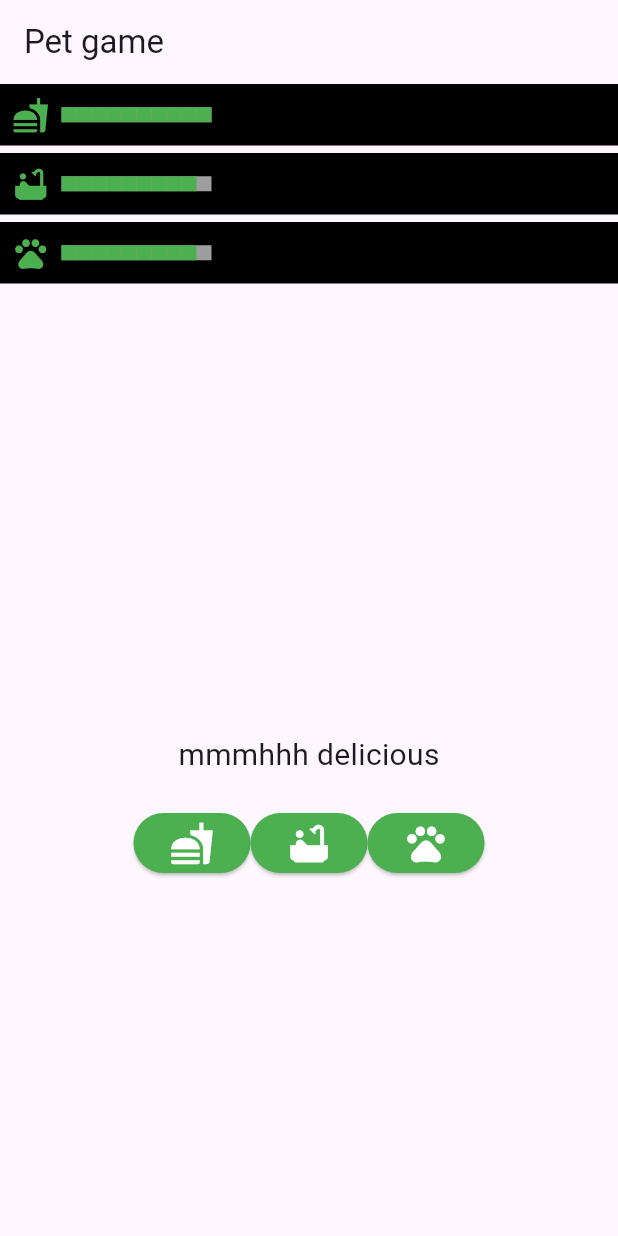
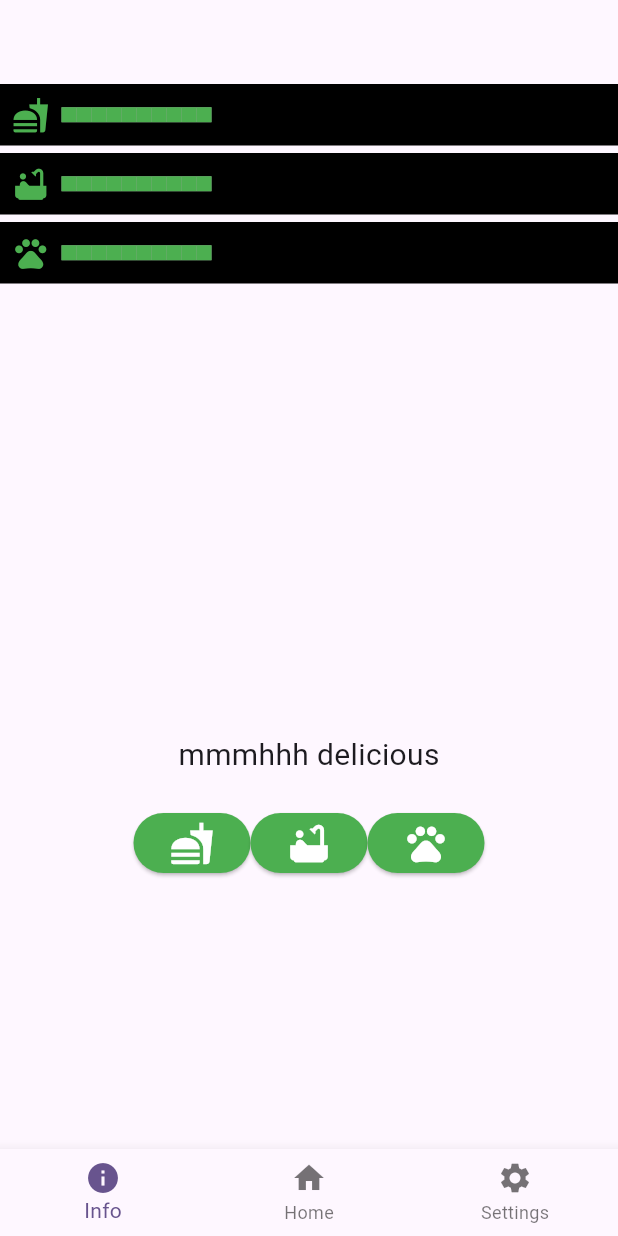
Before and after one commit to Jusss10/PetGame, a Flutter app: the screen it shows after launch, after a tap on the "fastfood" icon, on a phone screen of 412 x 824 dp. Run offline on Flutter 3.47's test engine with Material 3 defaults, Android fonts, the light colour scheme and no system bars; our stand-ins replace shared_preferences.

Commit message:
Working navigation still in ruff shape

```diff
--- a/lib/main.dart
+++ b/lib/main.dart
@@ -1,9 +1,10 @@
 import 'package:flutter/material.dart';
-import 'screens/home_page.dart';
+import 'package:pet_game/widgets/navigation_bar.dart';
 
 void main() {
   runApp(const MyApp());
 }
+
 
 class MyApp extends StatelessWidget {
   const MyApp({super.key});
@@ -15,7 +16,7 @@ class MyApp extends StatelessWidget {
       theme: ThemeData(
         colorScheme: ColorScheme.fromSeed(seedColor: Colors.deepPurple),
       ),
-      home: const MyHomePage(title: 'Pet game'),
+      home: MainNavigationBar(),
     );
   }
 }
--- a/lib/models/need_model.dart
+++ b/lib/models/need_model.dart
@@ -72,7 +72,7 @@ class NeedModel {
 
   /// Decrease periodically and notify listeners ///
   void decreaseHungerPeriodically() {
-    Future.delayed(const Duration(seconds: 5), () async {
+    Future.delayed(const Duration(seconds: 104), () async {
       if (hungerLevel > 0) {
         hungerLevel--;
         await saveHungerLevel();
@@ -82,7 +82,7 @@ class NeedModel {
     });
   }
   void decreaseDirtyPeriodically() {
-    Future.delayed(const Duration(seconds: 5), () async {
+    Future.delayed(const Duration(seconds: 98), () async {
       if (dirtyLevel > 0) {
         dirtyLevel--;
         await saveDirtyLevel();
@@ -92,7 +92,7 @@ class NeedModel {
     });
   }
   void decreaseAttentionPeriodically() {
-    Future.delayed(const Duration(seconds: 5), () async {
+    Future.delayed(const Duration(seconds: 67), () async {
       if (attentionLevel > 0) {
         attentionLevel--;
         await saveAttentionLevel();
--- a/lib/screens/home_page.dart
+++ b/lib/screens/home_page.dart
@@ -6,8 +6,7 @@ import '../models/need_model.dart';
 
 
 class MyHomePage extends StatefulWidget {
-  const MyHomePage({super.key, required this.title});
-  final String title;
+  const MyHomePage({super.key});
 
   @override
   State<MyHomePage> createState() => _MyHomePageState();
@@ -53,7 +52,7 @@ class _MyHomePageState extends State<MyHomePage> {
   Widget build(BuildContext context) {
     return Scaffold(
       appBar: AppBar(
-        title: Text(widget.title),
+
       ),
       body: Column( //now it vertically
         children: [
--- a/lib/screens/info_page.dart
+++ b/lib/screens/info_page.dart
@@ -1 +1,12 @@
-//this page will have the name and the age of the pet
+import 'package:flutter/material.dart';
+
+class InformationScreen extends StatelessWidget {
+  const InformationScreen({super.key});
+
+  @override
+  Widget build(BuildContext context) {
+    return const Center(
+      child: Text('Profile Screen', style: TextStyle(fontSize: 24)),
+    );
+  }
+}
--- /dev/null
+++ b/lib/screens/settings_page.dart
@@ -0,0 +1,12 @@
+import 'package:flutter/material.dart';
+
+class SettingsScreen extends StatelessWidget {
+  const SettingsScreen({super.key});
+
+  @override
+  Widget build(BuildContext context) {
+    return const Center(
+      child: Text('Settings Screen', style: TextStyle(fontSize: 24)),
+    );
+  }
+}
--- /dev/null
+++ b/lib/widgets/navigation_bar.dart
@@ -0,0 +1,46 @@
+import 'package:flutter/material.dart';
+import '../screens/home_page.dart';
+import '../screens/info_page.dart';
+import '../screens/settings_page.dart';
+
+class MainNavigationBar extends StatefulWidget{
+  const MainNavigationBar({super.key});
+
+  @override
+  State<MainNavigationBar> createState() => _MainNavigationBarState();
+}
+
+class _MainNavigationBarState extends State<MainNavigationBar> {
+  late int _selectedIndex = 0;
+
+  final List<Widget> _pages = [
+    MyHomePage(),
+    InformationScreen(),
+    SettingsScreen(),
+  ];
+
+  void _onItemTapped(int index) {
+    setState(() {
+      _selectedIndex = index;
+    });
+  }
+
+  @override
+  Widget build(BuildContext context) {
+    return Scaffold(
+      body: IndexedStack(
+        index: _selectedIndex,
+        children: _pages,
+      ),
+      bottomNavigationBar: BottomNavigationBar(
+        currentIndex: _selectedIndex,
+        onTap: _onItemTapped,
+        items: const [
+          BottomNavigationBarItem(icon: Icon(Icons.info), label: 'Info'),
+          BottomNavigationBarItem(icon: Icon(Icons.home), label: 'Home'),
+          BottomNavigationBarItem(icon: Icon(Icons.settings), label: 'Settings'),
+        ],
+      ),
+    );
+  }
+}
```
